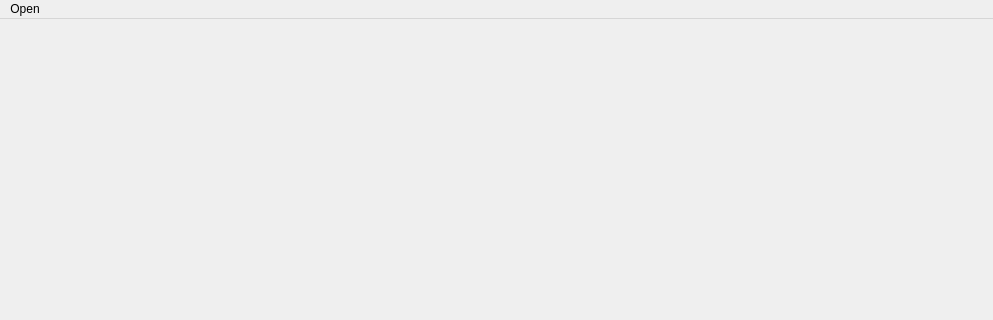
Qt form pcsx3-gui/pcsx3gui.ui (georgemoralis/pcsx3) before a commit; both pictures show x 0 to 993 and y 0 to 320 of the 993 by 689 pixel window.
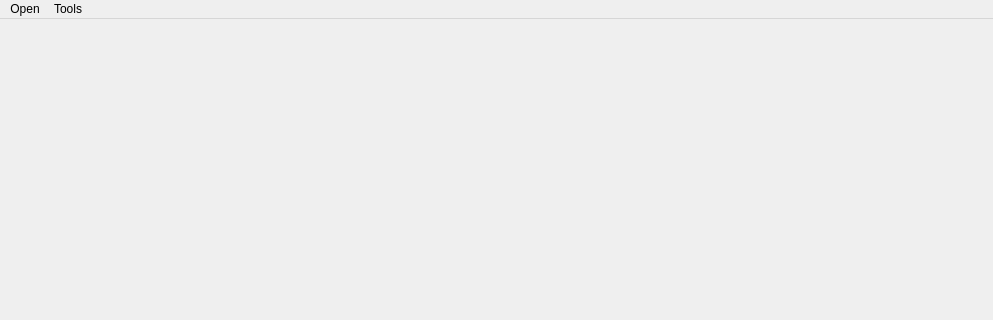
The same form after that commit.

What changed in the file:
```diff
--- a/pcsx3-gui/pcsx3gui.ui
+++ b/pcsx3-gui/pcsx3gui.ui
@@ -44,7 +44,14 @@
     </property>
     <addaction name="actionInstall_PKG"/>
    </widget>
+   <widget class="QMenu" name="menuTools">
+    <property name="title">
+     <string>Tools</string>
+    </property>
+    <addaction name="actionInstall_FW"/>
+   </widget>
    <addaction name="menuOpen"/>
+   <addaction name="menuTools"/>
   </widget>
   <action name="actionInstall_PKG">
    <property name="text">
```
Left out of the diff: 22 changed lines with no effect on the pictures.
